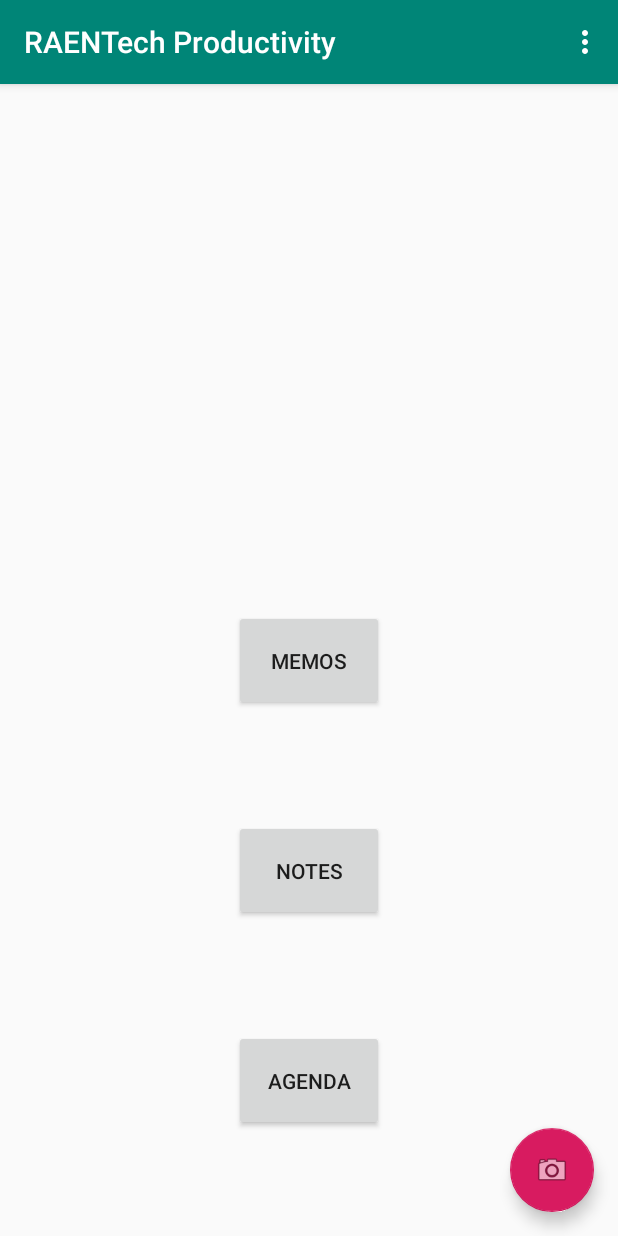
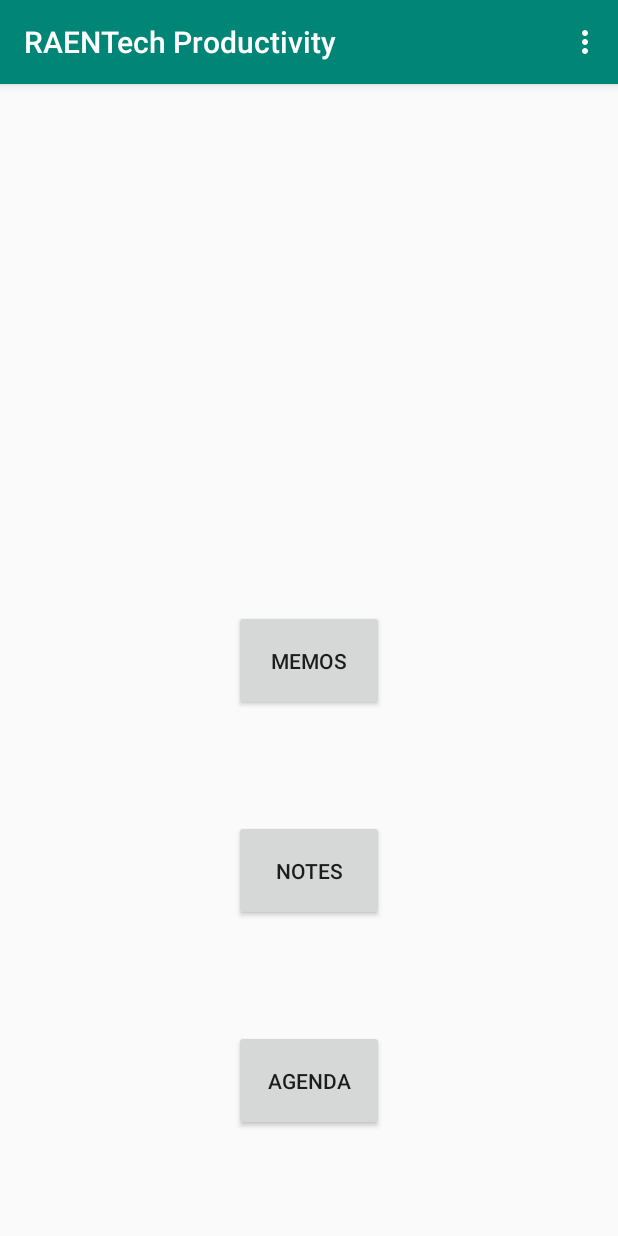
Before and after one commit to RAENTech-Productivity/RAEN, an Android app: the screen it shows after launch (MainActivity), on a phone screen of 412 x 824 dp. Run offline under Robolectric (Android 15) with nearby library versions, the phone set to English and light mode, and no system bars.

Commit message:
fixed issue of 2 icons popping up

```diff
--- a/app/build.gradle
+++ b/app/build.gradle
@@ -19,6 +19,7 @@ apply plugin: 'com.android.application'
 
 android {
     compileSdkVersion 27
+    buildToolsVersion "28.0.3"
     defaultConfig {
         applicationId "com.google.devrel.ar.codelab"
         minSdkVersion 24
--- a/app/src/main/AndroidManifest.xml
+++ b/app/src/main/AndroidManifest.xml
@@ -80,6 +80,12 @@
             android:theme="@style/AppTheme.NoActionBar"></activity>
         <activity android:name=".memos" />
         <activity android:name=".EventList" />
+        <activity android:name=".EditActivity"></activity>
+        <activity android:name=".MemoMainActivity">
+            <intent-filter>
+                <category android:name="android.intent.category.LAUNCHER" />
+            </intent-filter>
+        </activity>
 
         <meta-data
             android:name="com.google.ar.core"
--- a/app/src/main/java/com/google/devrel/ar/codelab/MainActivity.java
+++ b/app/src/main/java/com/google/devrel/ar/codelab/MainActivity.java
@@ -29,7 +29,7 @@ public class MainActivity extends AppCompatActivity implements View.OnClickListe
     public void onClick(View v) {
         switch (v.getId()) {
             case R.id.button_mem: {
-                Intent i = new Intent(MainActivity.this, memos.class);
+                Intent i = new Intent(MainActivity.this, MemoMainActivity.class);
                 Log.i("GOTHERE", "Memos button pressed");
                 startActivity(i);
                 break;
--- a/app/src/main/java/com/google/devrel/ar/codelab/MemoMainActivity.java
+++ b/app/src/main/java/com/google/devrel/ar/codelab/MemoMainActivity.java
@@ -15,7 +15,7 @@ import android.widget.TextView;
 
 import com.google.devrel.ar.codelab.EditActivity;
 import com.google.devrel.ar.codelab.Memo;
-import com.google.devrel.ar.codelab.DatabaseAccess;
+import com.google.devrel.ar.codelab.DatabaseAccess ;
 
 import java.util.List;
 
--- a/app/src/main/res/layout/activity_main.xml
+++ b/app/src/main/res/layout/activity_main.xml
@@ -22,14 +22,14 @@
 
     <include layout="@layout/content_main" />
 
-    <android.support.design.widget.FloatingActionButton
-        android:id="@+id/fab"
-        android:layout_width="wrap_content"
-        android:layout_height="wrap_content"
-        android:layout_gravity="bottom|end"
-        android:layout_margin="@dimen/fab_margin"
-        app:srcCompat="@android:drawable/ic_menu_camera"
-        android:onClick="sendmessage"
-        />
+    <!--<android.support.design.widget.FloatingActionButton-->
+        <!--android:id="@+id/fab"-->
+        <!--android:layout_width="wrap_content"-->
+        <!--android:layout_height="wrap_content"-->
+        <!--android:layout_gravity="bottom|end"-->
+        <!--android:layout_margin="@dimen/fab_margin"-->
+        <!--app:srcCompat="@android:drawable/ic_menu_camera"-->
+        <!--android:onClick="sendmessage"-->
+        <!--/>-->
 
 </android.support.design.widget.CoordinatorLayout>
```
Also changed, not shown: app/src/main/java/com/google/devrel/ar/codelab/AddText.java (+2 -6 lines), app/src/main/res/layout/activity_ar_intro.xml (+0 -8 lines), 1 other file.
